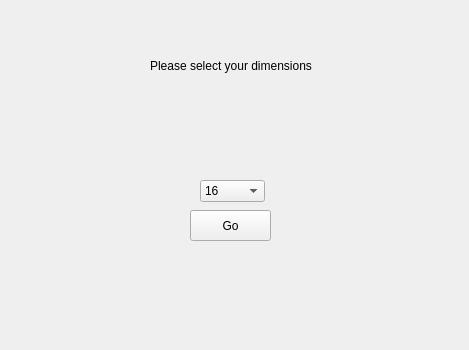
Before: the Qt Designer form A8_Sprite_Editor/prompt.ui in jimmyjtrinh/A8-Sprite-Editor, drawn with Qt 5.
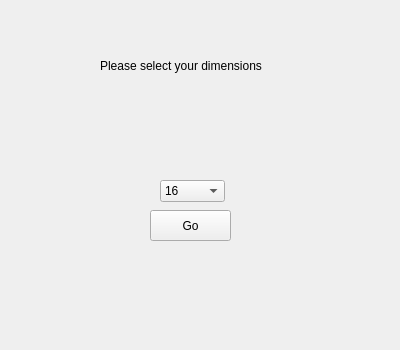
After: the same form once the commit is applied.

Commit message: Added button that displays color and qcolordialog, cleaned view up

Diff of the .ui file:
```diff
--- a/A8_Sprite_Editor/prompt.ui
+++ b/A8_Sprite_Editor/prompt.ui
@@ -6,19 +6,19 @@
    <rect>
     <x>0</x>
     <y>0</y>
-    <width>469</width>
+    <width>400</width>
     <height>350</height>
    </rect>
   </property>
   <property name="minimumSize">
    <size>
-    <width>469</width>
+    <width>400</width>
     <height>350</height>
    </size>
   </property>
   <property name="maximumSize">
    <size>
-    <width>469</width>
+    <width>400</width>
     <height>350</height>
    </size>
   </property>
@@ -28,7 +28,7 @@
   <widget class="QComboBox" name="comboBox">
    <property name="geometry">
     <rect>
-     <x>200</x>
+     <x>160</x>
      <y>180</y>
      <width>65</width>
      <height>22</height>
@@ -74,7 +74,7 @@
   <widget class="QPushButton" name="pushButton">
    <property name="geometry">
     <rect>
-     <x>190</x>
+     <x>150</x>
      <y>210</y>
      <width>81</width>
      <height>31</height>
@@ -87,7 +87,7 @@
   <widget class="QLabel" name="label">
    <property name="geometry">
     <rect>
-     <x>150</x>
+     <x>100</x>
      <y>50</y>
      <width>231</width>
      <height>31</height>
```
The commit also changes 3 other files.
